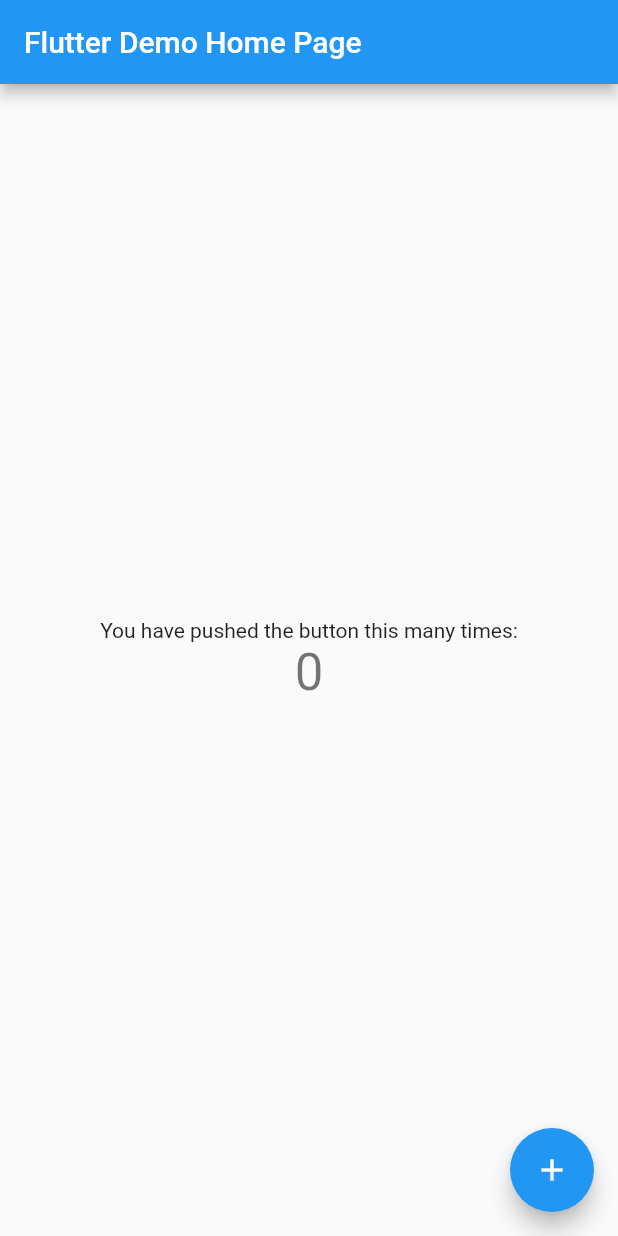
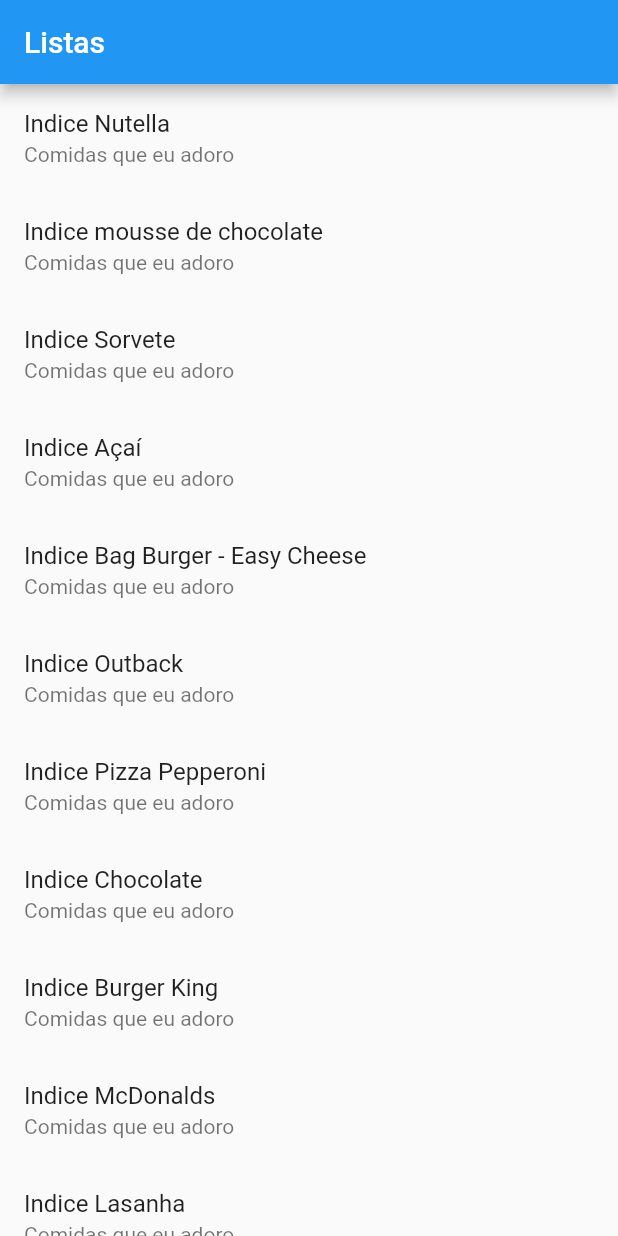
Before and after one commit to moreirapontocom/flutter-listas, a Flutter app: the screen it shows after launch, on a phone screen of 412 x 824 dp. Run offline on Flutter 3.47's test engine with Material 2 defaults, Android fonts, the phone set to English and light mode, and no system bars.

Commit message:
Listing stuff

```diff
--- /dev/null
+++ b/lib/home.dart
@@ -0,0 +1,35 @@
+import 'dart:developer';
+
+import 'package:flutter/material.dart';
+
+class Home extends StatefulWidget {
+  @override
+  _HomeState createState() => _HomeState();
+}
+
+class _HomeState extends State<Home> {
+
+  List _comidas = ["Nutella","mousse de chocolate","Sorvete","Açaí","Bag Burger - Easy Cheese","Outback","Pizza Pepperoni","Chocolate","Burger King","McDonalds","Lasanha","Nhoque","Duke n Duke"];
+
+  @override
+  Widget build(BuildContext context) {
+    return Scaffold(
+      appBar: AppBar(
+        title: Text("Listas"),
+      ),
+      body: Container(
+        child: ListView.builder(
+          itemCount: _comidas.length,
+          itemBuilder: (context, indice) {
+
+            return ListTile(
+              title: Text("Indice " + _comidas[indice]),
+              subtitle: Text("Comidas que eu adoro"),
+            );
+
+          },
+        ),
+      ),
+    );
+  }
+}
--- a/lib/main.dart
+++ b/lib/main.dart
@@ -1,111 +1,9 @@
 import 'package:flutter/material.dart';
+import 'package:listas/home.dart';
 
-void main() => runApp(MyApp());
-
-class MyApp extends StatelessWidget {
-  // This widget is the root of your application.
-  @override
-  Widget build(BuildContext context) {
-    return MaterialApp(
-      title: 'Flutter Demo',
-      theme: ThemeData(
-        // This is the theme of your application.
-        //
-        // Try running your application with "flutter run". You'll see the
-        // application has a blue toolbar. Then, without quitting the app, try
-        // changing the primarySwatch below to Colors.green and then invoke
-        // "hot reload" (press "r" in the console where you ran "flutter run",
-        // or simply save your changes to "hot reload" in a Flutter IDE).
-        // Notice that the counter didn't reset back to zero; the application
-        // is not restarted.
-        primarySwatch: Colors.blue,
-      ),
-      home: MyHomePage(title: 'Flutter Demo Home Page'),
-    );
-  }
+void main() {
+  runApp(MaterialApp(
+    title: "Listas",
+    home: Home()
+  ));
 }
-
-class MyHomePage extends StatefulWidget {
-  MyHomePage({Key key, this.title}) : super(key: key);
-
-  // This widget is the home page of your application. It is stateful, meaning
-  // that it has a State object (defined below) that contains fields that affect
-  // how it looks.
-
-  // This class is the configuration for the state. It holds the values (in this
-  // case the title) provided by the parent (in this case the App widget) and
-  // used by the build method of the State. Fields in a Widget subclass are
-  // always marked "final".
-
-  final String title;
-
-  @override
-  _MyHomePageState createState() => _MyHomePageState();
-}
-
-class _MyHomePageState extends State<MyHomePage> {
-  int _counter = 0;
-
-  void _incrementCounter() {
-    setState(() {
-      // This call to setState tells the Flutter framework that something has
-      // changed in this State, which causes it to rerun the build method below
-      // so that the display can reflect the updated values. If we changed
-      // _counter without calling setState(), then the build method would not be
-      // called again, and so nothing would appear to happen.
-      _counter++;
-    });
-  }
-
-  @override
-  Widget build(BuildContext context) {
-    // This method is rerun every time setState is called, for instance as done
-    // by the _incrementCounter method above.
-    //
-    // The Flutter framework has been optimized to make rerunning build methods
-    // fast, so that you can just rebuild anything that needs updating rather
-    // than having to individually change instances of widgets.
-    return Scaffold(
-      appBar: AppBar(
-        // Here we take the value from the MyHomePage object that was created by
-        // the App.build method, and use it to set our appbar title.
-        title: Text(widget.title),
-      ),
-      body: Center(
-        // Center is a layout widget. It takes a single child and positions it
-        // in the middle of the parent.
-        child: Column(
-          // Column is also a layout widget. It takes a list of children and
-          // arranges them vertically. By default, it sizes itself to fit its
-          // children horizontally, and tries to be as tall as its parent.
-          //
-          // Invoke "debug painting" (press "p" in the console, choose the
-          // "Toggle Debug Paint" action from the Flutter Inspector in Android
-          // Studio, or the "Toggle Debug Paint" command in Visual Studio Code)
-          // to see the wireframe for each widget.
-          //
-          // Column has various properties to control how it sizes itself and
-          // how it positions its children. Here we use mainAxisAlignment to
-          // center the children vertically; the main axis here is the vertical
-          // axis because Columns are vertical (the cross axis would be
-          // horizontal).
-          mainAxisAlignment: MainAxisAlignment.center,
-          children: <Widget>[
-            Text(
-              'You have pushed the button this many times:',
-            ),
-            Text(
-              '$_counter',
-              style: Theme.of(context).textTheme.display1,
-            ),
-          ],
-        ),
-      ),
-      floatingActionButton: FloatingActionButton(
-        onPressed: _incrementCounter,
-        tooltip: 'Increment',
-        child: Icon(Icons.add),
-      ), // This trailing comma makes auto-formatting nicer for build methods.
-    );
-  }
-}
```
Also changed, not shown: 1 other file.
